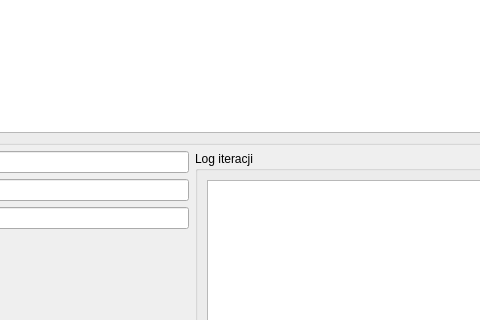
This is src/gui/MainWindow.ui in 0ritsu/EAN as Qt 5 draws it before an edit; both pictures show x 318 to 798 and y 250 to 570 of the 980 by 704 pixel window. The edited form follows.
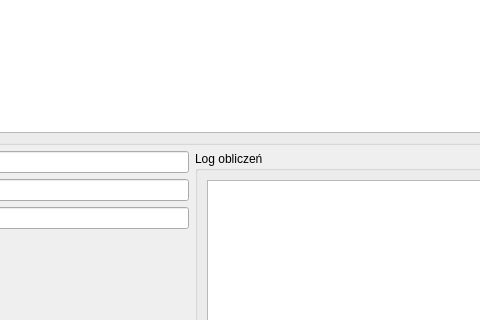
This is the edited form.

Commit message: Aktualizacja etykiet

```diff
--- a/src/gui/MainWindow.ui
+++ b/src/gui/MainWindow.ui
@@ -156,7 +156,7 @@
       <item>
        <widget class="QGroupBox" name="logGroup">
         <property name="title">
-         <string>Log iteracji</string>
+         <string>Log obliczeń</string>
         </property>
         <layout class="QVBoxLayout" name="logLayout">
          <item>
```
The commit also changes 1 other file.
